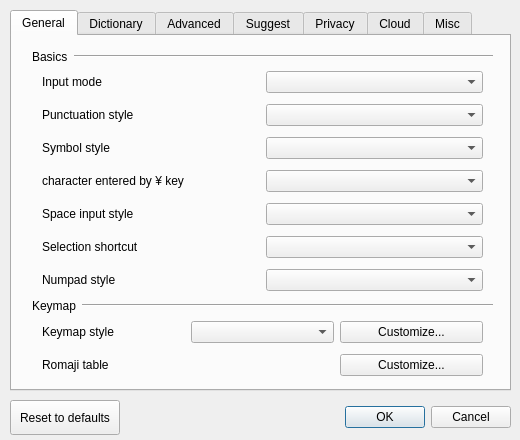
niw/mozc, file src/gui/config_dialog/config_dialog.ui: the form before one commit.
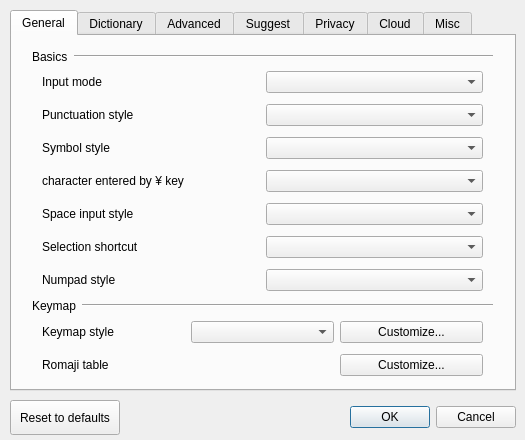
The form after the commit. Custom widgets are drawn as their Qt base class.

What changed in the file:
```diff
--- a/src/gui/config_dialog/config_dialog.ui
+++ b/src/gui/config_dialog/config_dialog.ui
@@ -6,7 +6,7 @@
    <rect>
     <x>0</x>
     <y>0</y>
-    <width>520</width>
+    <width>525</width>
     <height>440</height>
    </rect>
   </property>
@@ -18,13 +18,13 @@
   </property>
   <property name="minimumSize">
    <size>
-    <width>520</width>
+    <width>525</width>
     <height>440</height>
    </size>
   </property>
   <property name="maximumSize">
    <size>
-    <width>520</width>
+    <width>525</width>
     <height>440</height>
    </size>
   </property>
@@ -36,7 +36,7 @@
     <rect>
      <x>0</x>
      <y>0</y>
-     <width>521</width>
+     <width>525</width>
      <height>440</height>
     </rect>
    </property>
@@ -45,7 +45,7 @@
      <rect>
       <x>10</x>
       <y>10</y>
-      <width>501</width>
+      <width>506</width>
       <height>381</height>
      </rect>
     </property>
@@ -1916,7 +1916,7 @@
      <rect>
       <x>10</x>
       <y>400</y>
-      <width>501</width>
+      <width>506</width>
       <height>35</height>
      </rect>
     </property>
```
